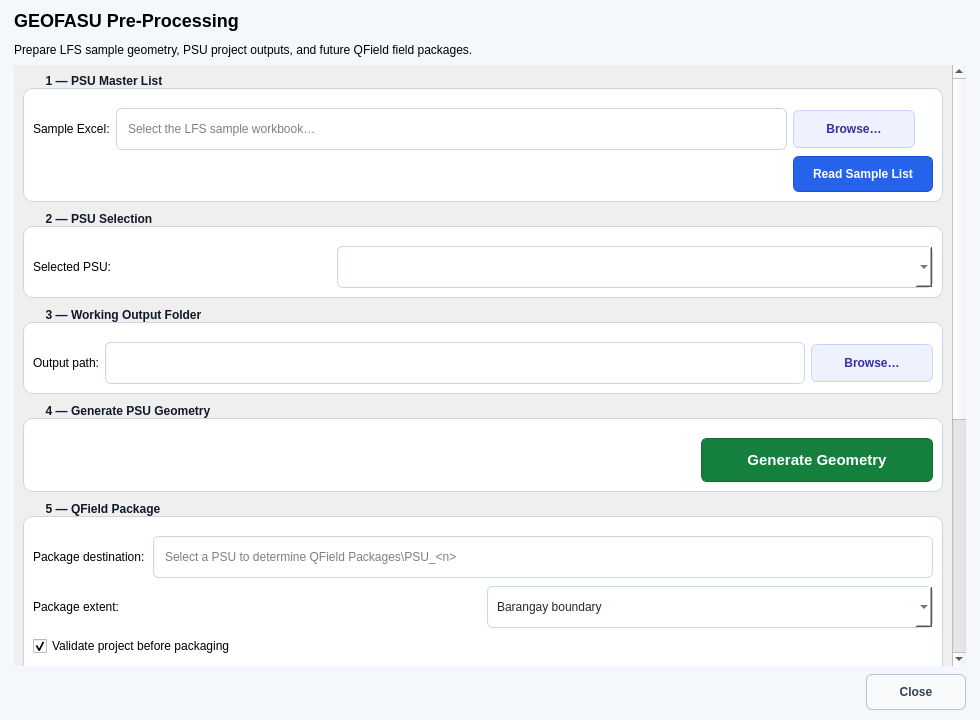
Qt form geofasu/geofasu_dialog_base.ui (Mackeeemacks/GEOFASU-ROMBLON-GMU) before a commit.
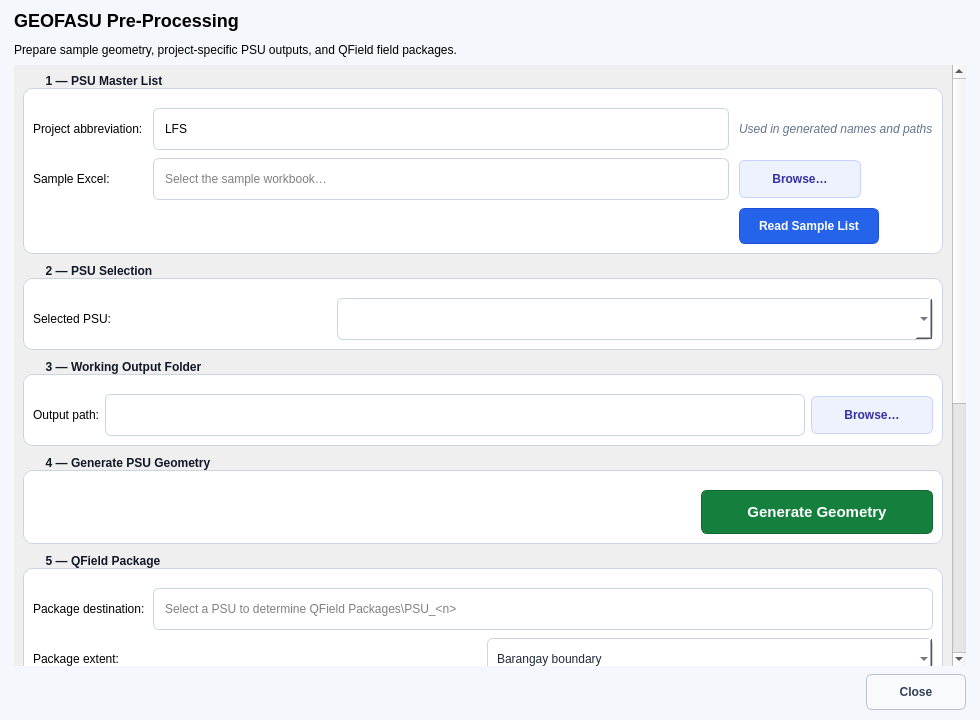
The same form after that commit.

Commit message: Update to incorporate other projects other than LFS

What changed in the file:
```diff
--- a/geofasu/geofasu_dialog_base.ui
+++ b/geofasu/geofasu_dialog_base.ui
@@ -41,7 +41,7 @@
    <item>
     <widget class="QLabel" name="label_header">
      <property name="text">
-      <string>&lt;h2&gt;GEOFASU Pre-Processing&lt;/h2&gt;&lt;p&gt;Prepare LFS sample geometry, PSU project outputs, and future QField field packages.&lt;/p&gt;</string>
+      <string>&lt;h2&gt;GEOFASU Pre-Processing&lt;/h2&gt;&lt;p&gt;Prepare sample geometry, project-specific PSU outputs, and QField field packages.&lt;/p&gt;</string>
      </property>
     </widget>
    </item>
@@ -65,10 +65,51 @@
         <widget class="QGroupBox" name="group_ssu">
          <property name="title"><string>1 — PSU Master List</string></property>
          <layout class="QGridLayout" name="grid_ssu">
-          <item row="0" column="0"><widget class="QLabel" name="label_excel"><property name="text"><string>Sample Excel:</string></property></widget></item>
-          <item row="0" column="1"><widget class="QLineEdit" name="ssu_list_path"><property name="placeholderText"><string>Select the LFS sample workbook…</string></property></widget></item>
-          <item row="0" column="2"><widget class="QPushButton" name="pbBrowseExcel"><property name="text"><string>Browse…</string></property></widget></item>
-          <item row="1" column="2"><widget class="QPushButton" name="pbLoadSSU"><property name="text"><string>Read Sample List</string></property></widget></item>
+          <property name="horizontalSpacing"><number>10</number></property>
+          <property name="verticalSpacing"><number>8</number></property>
+
+          <item row="0" column="0">
+           <widget class="QLabel" name="label_project_abbreviation">
+            <property name="text"><string>Project abbreviation:</string></property>
+           </widget>
+          </item>
+          <item row="0" column="1">
+           <widget class="QLineEdit" name="project_abbreviation">
+            <property name="text"><string>LFS</string></property>
+            <property name="placeholderText"><string>Examples: LFS, CBMS, FIES</string></property>
+            <property name="maxLength"><number>20</number></property>
+           </widget>
+          </item>
+          <item row="0" column="2">
+           <widget class="QLabel" name="label_project_hint">
+            <property name="text"><string>Used in generated names and paths</string></property>
+            <property name="styleSheet">
+             <string notr="true">color:#64748b; font-style:italic;</string>
+            </property>
+           </widget>
+          </item>
+
+          <item row="1" column="0">
+           <widget class="QLabel" name="label_excel">
+            <property name="text"><string>Sample Excel:</string></property>
+           </widget>
+          </item>
+          <item row="1" column="1">
+           <widget class="QLineEdit" name="ssu_list_path">
+            <property name="placeholderText"><string>Select the sample workbook…</string></property>
+           </widget>
+          </item>
+          <item row="1" column="2">
+           <widget class="QPushButton" name="pbBrowseExcel">
+            <property name="text"><string>Browse…</string></property>
+           </widget>
+          </item>
+          <item row="2" column="2">
+           <widget class="QPushButton" name="pbLoadSSU">
+            <property name="text"><string>Read Sample List</string></property>
+           </widget>
+          </item>
+
           <columnstretch>0,1,0</columnstretch>
          </layout>
         </widget>
```
The commit also changes 3 other files.
